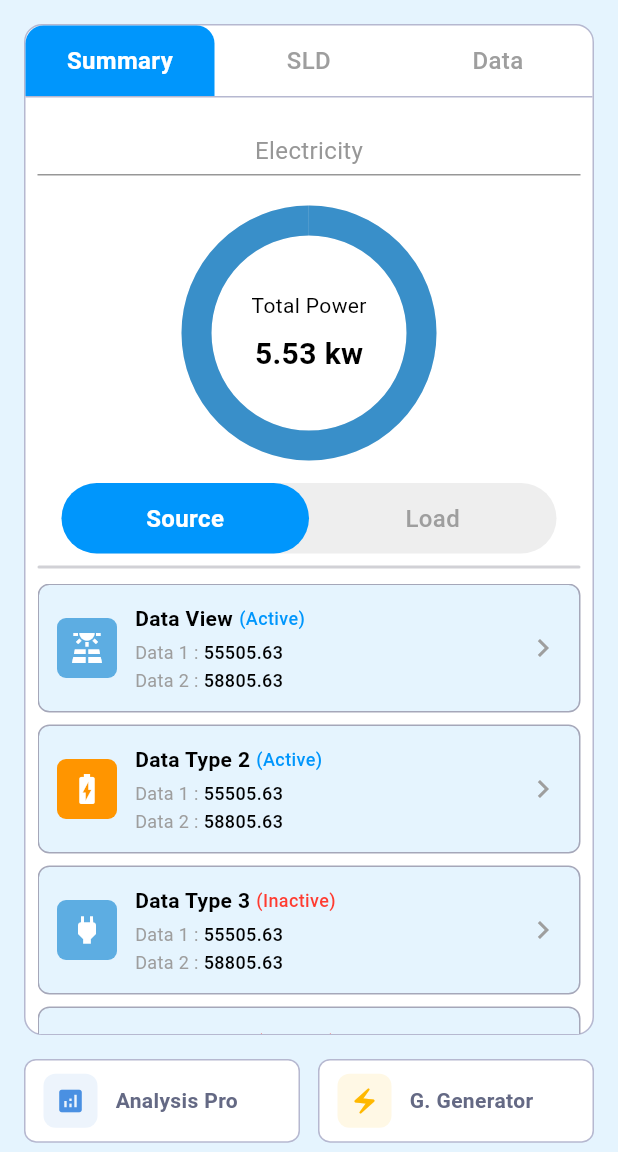
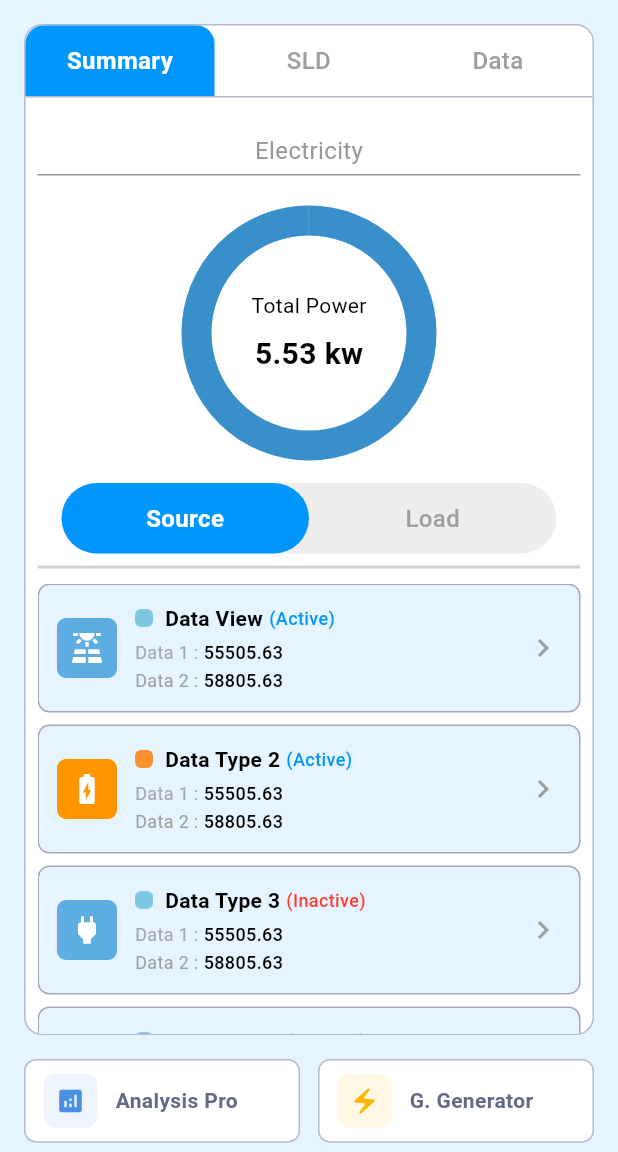
Before and after one commit to Md-Sakibul-Hasan/task_app, a Flutter app: the HomeView screen opened directly, on a phone screen of 412 x 824 dp, the part 84-1236 px from its top. Run offline on Flutter 3.47's test engine with Material 3 defaults, Android fonts, the phone set to English and light mode, and no system bars; our stand-ins replace flutter_svg, get.

Commit message:
added icon before the title

```diff
--- a/lib/models/data_item_model.dart
+++ b/lib/models/data_item_model.dart
@@ -8,6 +8,7 @@ class DataItemModel {
   final bool isActive;
   final IconData icon;
   final Color iconBackgroundColor;
+  final Color titleIconColor;
   final String data1Label;
   final String data1Value;
   final String data2Label;
@@ -21,6 +22,7 @@ class DataItemModel {
     required this.isActive,
     required this.icon,
     required this.iconBackgroundColor,
+    this.titleIconColor = const Color(0xFFFB902E),
     required this.data1Label,
     required this.data1Value,
     required this.data2Label,
@@ -38,6 +40,7 @@ class DataItemModel {
         isActive: true,
         icon: Icons.solar_power,
         iconBackgroundColor: const Color(0xFF5DADE2),
+        titleIconColor: const Color(0xFF7EC8E3),
         data1Label: 'Data 1',
         data1Value: '55505.63',
         data2Label: 'Data 2',
@@ -51,6 +54,7 @@ class DataItemModel {
         isActive: true,
         icon: Icons.battery_charging_full,
         iconBackgroundColor: const Color(0xFFFF9500),
+        titleIconColor: const Color(0xFFFB902E),
         data1Label: 'Data 1',
         data1Value: '55505.63',
         data2Label: 'Data 2',
@@ -64,6 +68,7 @@ class DataItemModel {
         isActive: false,
         icon: Icons.power,
         iconBackgroundColor: const Color(0xFF5DADE2),
+        titleIconColor: const Color(0xFF7EC8E3),
         data1Label: 'Data 1',
         data1Value: '55505.63',
         data2Label: 'Data 2',
@@ -77,6 +82,7 @@ class DataItemModel {
         isActive: false,
         icon: Icons.power,
         iconBackgroundColor: const Color(0xFF5DADE2),
+        titleIconColor: const Color(0xFF7EC8E3),
         data1Label: 'Data 1',
         data1Value: '55505.63',
         data2Label: 'Data 2',
--- a/lib/views/home/home_view.dart
+++ b/lib/views/home/home_view.dart
@@ -46,10 +46,13 @@ class HomeView extends StatelessWidget {
                                 // TODO: Switch to Summary tab
                               },
                               child: Container(
-                                padding: const EdgeInsets.symmetric(vertical: 12),
+                                padding:
+                                    const EdgeInsets.symmetric(vertical: 12),
                                 decoration: const BoxDecoration(
                                   color: Color(0xFF0096FC),
-                                  borderRadius: BorderRadius.only(topLeft: Radius.circular(12), topRight: Radius.circular(12)),
+                                  borderRadius: BorderRadius.only(
+                                      topLeft: Radius.circular(12),
+                                      topRight: Radius.circular(12)),
                                 ),
                                 child: const Text(
                                   'Summary',
@@ -69,7 +72,8 @@ class HomeView extends StatelessWidget {
                                 // TODO: Switch to SLD tab
                               },
                               child: Container(
-                                padding: const EdgeInsets.symmetric(vertical: 12),
+                                padding:
+                                    const EdgeInsets.symmetric(vertical: 12),
                                 child: const Text(
                                   'SLD',
                                   textAlign: TextAlign.center,
@@ -88,7 +92,8 @@ class HomeView extends StatelessWidget {
                                 // TODO: Switch to Data tab
                               },
                               child: Container(
-                                padding: const EdgeInsets.symmetric(vertical: 12),
+                                padding:
+                                    const EdgeInsets.symmetric(vertical: 12),
                                 child: const Text(
                                   'Data',
                                   textAlign: TextAlign.center,
@@ -144,7 +149,8 @@ class HomeView extends StatelessWidget {
                                       value: 1,
                                       strokeWidth: 20,
                                       backgroundColor: Colors.grey[200],
-                                      valueColor: const AlwaysStoppedAnimation<Color>(
+                                      valueColor:
+                                          const AlwaysStoppedAnimation<Color>(
                                         Color(0xFF398FC9),
                                       ),
                                     ),
@@ -177,7 +183,8 @@ class HomeView extends StatelessWidget {
                             ),
                             // Source/Load Toggle
                             Container(
-                              margin: const EdgeInsets.symmetric(horizontal: 16),
+                              margin:
+                                  const EdgeInsets.symmetric(horizontal: 16),
                               decoration: BoxDecoration(
                                 color: Colors.grey[200],
                                 borderRadius: BorderRadius.circular(25),
@@ -190,10 +197,12 @@ class HomeView extends StatelessWidget {
                                         // TODO: Switch to Source
                                       },
                                       child: Container(
-                                        padding: const EdgeInsets.symmetric(vertical: 12),
+                                        padding: const EdgeInsets.symmetric(
+                                            vertical: 12),
                                         decoration: BoxDecoration(
                                           color: const Color(0xFF0096FC),
-                                          borderRadius: BorderRadius.circular(25),
+                                          borderRadius:
+                                              BorderRadius.circular(25),
                                         ),
                                         child: const Text(
                                           'Source',
@@ -213,7 +222,8 @@ class HomeView extends StatelessWidget {
                                         // TODO: Switch to Load
                                       },
                                       child: Container(
-                                        padding: const EdgeInsets.symmetric(vertical: 12),
+                                        padding: const EdgeInsets.symmetric(
+                                            vertical: 12),
                                         child: const Text(
                                           'Load',
                                           textAlign: TextAlign.center,
@@ -251,12 +261,15 @@ class HomeView extends StatelessWidget {
                                       statusText: item.statusText,
                                       statusColor: item.statusColor,
                                       icon: item.icon,
-                                      iconBackgroundColor: item.iconBackgroundColor,
+                                      iconBackgroundColor:
+                                          item.iconBackgroundColor,
+                                      titleIconColor: item.titleIconColor,
                                       data1Label: item.data1Label,
                                       data1Value: item.data1Value,
                                       data2Label: item.data2Label,
                                       data2Value: item.data2Value,
-                                      onTap: () => controller.onDataItemTap(item),
+                                      onTap: () =>
+                                          controller.onDataItemTap(item),
                                     );
                                   },
                                 ),
@@ -275,7 +288,8 @@ class HomeView extends StatelessWidget {
                     () => GridView.builder(
                       shrinkWrap: true,
                       physics: const NeverScrollableScrollPhysics(),
-                      gridDelegate: const SliverGridDelegateWithFixedCrossAxisCount(
+                      gridDelegate:
+                          const SliverGridDelegateWithFixedCrossAxisCount(
                         crossAxisCount: 2,
                         crossAxisSpacing: 12,
                         mainAxisSpacing: 8,
--- a/lib/widgets/item_card_widget.dart
+++ b/lib/widgets/item_card_widget.dart
@@ -6,6 +6,7 @@ class ItemCardWidget extends StatelessWidget {
   final Color? statusColor;
   final IconData icon;
   final Color iconBackgroundColor;
+  final Color titleIconColor;
   final String data1Label;
   final String data1Value;
   final String data2Label;
@@ -19,6 +20,7 @@ class ItemCardWidget extends StatelessWidget {
     this.statusColor,
     required this.icon,
     this.iconBackgroundColor = const Color(0xFFFF9500),
+    this.titleIconColor = const Color(0xFF7EC8E3),
     required this.data1Label,
     required this.data1Value,
     required this.data2Label,
@@ -63,6 +65,15 @@ class ItemCardWidget extends StatelessWidget {
                   // Title with status
                   Row(
                     children: [
+                      Container(
+                        width: 12,
+                        height: 12,
+                        decoration: BoxDecoration(
+                          color: titleIconColor,
+                          borderRadius: BorderRadius.circular(4),
+                        ),
+                      ),
+                      const SizedBox(width: 8),
                       Text(
                         title,
                         style: const TextStyle(
@@ -91,7 +102,7 @@ class ItemCardWidget extends StatelessWidget {
                       Text(
                         '$data1Label : ',
                         style: const TextStyle(
-                          color: Colors.grey,
+                          color: Color(0xFFA5A7B9),
                           fontSize: 12,
                           fontWeight: FontWeight.w400,
                         ),
```
